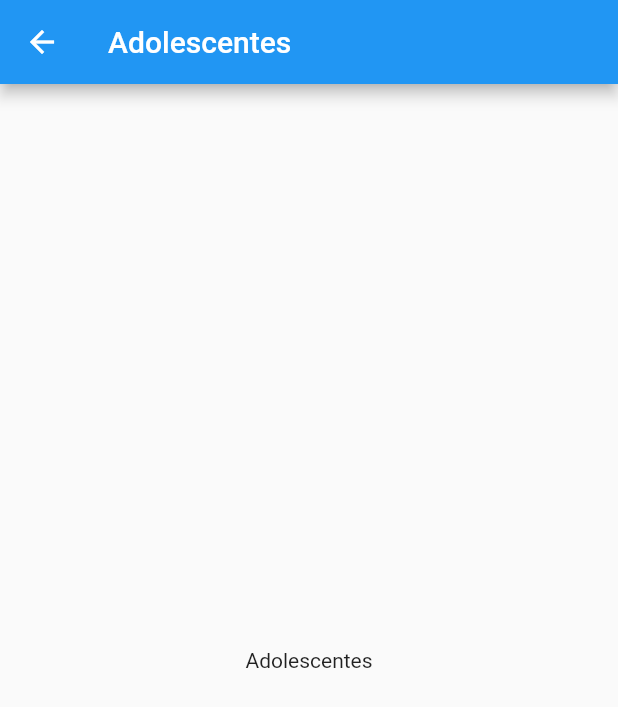
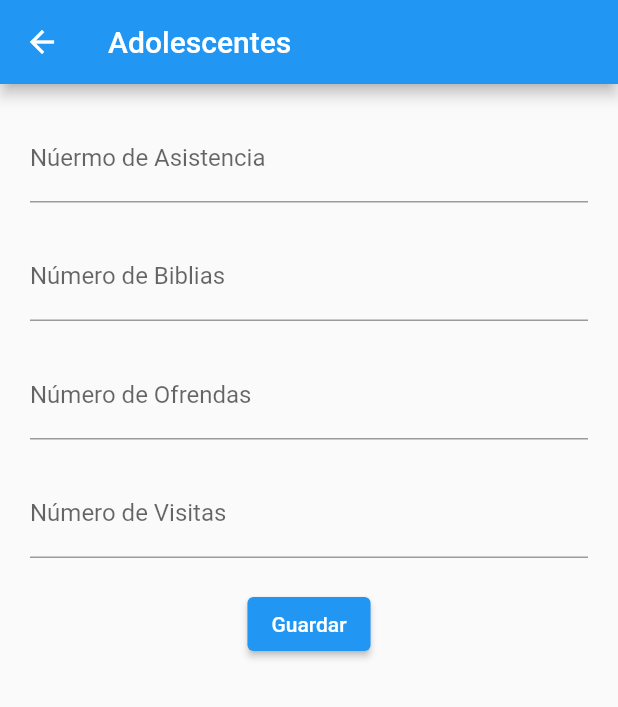
Before and after one commit to ArthourVaSa/App-Asistencia, a Flutter app: the HomePage screen opened by its route, after a tap on "Adolescentes", on a phone screen of 412 x 824 dp. Shown: the top 707 px of the screen. Run offline on Flutter 3.47's test engine with Material 2 defaults, Android fonts, the phone set to English and light mode, and no system bars; our stand-ins replace cloud_firestore, firebase_auth, firebase_core, get, shared_preferences; accounts and stored records are empty.

Commit message:
Primer Commit

```diff
--- a/lib/app/data/model/clases.dart
+++ b/lib/app/data/model/clases.dart
@@ -1,6 +1,6 @@
 class Clases {
   Clases({
-    required this.id,
+    required this.tipoClase,
     required this.asistencia,
     required this.biblias,
     required this.fecha,
@@ -8,7 +8,7 @@ class Clases {
     required this.visitas,
   });
 
-  final String id;
+  final String tipoClase;
   final String asistencia;
   final String biblias;
   final String fecha;
@@ -16,7 +16,7 @@ class Clases {
   final String visitas;
 
   factory Clases.fromJson(Map<String, dynamic> json) => Clases(
-        id: json["id"],
+        tipoClase: json["id"],
         asistencia: json["asistencia"],
         biblias: json["biblias"],
         fecha: json["fecha"],
@@ -25,7 +25,7 @@ class Clases {
       );
 
   Map<String, dynamic> toJson() => {
-        "id": id,
+        "tipoClase": tipoClase,
         "asistencia": asistencia,
         "biblias": biblias,
         "fecha": fecha,
--- a/lib/app/data/repository/firestore_repository.dart
+++ b/lib/app/data/repository/firestore_repository.dart
@@ -7,11 +7,20 @@ import '../model/clases.dart';
 class FirestoreRepository {
   final FirebaseFirestore firebaseFirestore = Get.find<FirebaseFirestore>();
 
-  Future<void> addClases(Clases clases, String clase) {
+  Future<DocumentReference> addClases(Clases clases, String clase) {
     return firebaseFirestore
         .collection(Constants.FIREBASE_COLECTION)
-        .doc(clase)
-        .collection(clase)
         .add(clases.toJson());
   }
+
+  Future<void> getClases(String clase) async {
+    var data = firebaseFirestore
+        .collection(Constants.FIREBASE_COLECTION)
+        .get()
+        .then((value) {
+      value.docs.forEach((element) {
+        print(element.data());
+      });
+    });
+  }
 }
--- a/lib/app/modules/home/home_page.dart
+++ b/lib/app/modules/home/home_page.dart
@@ -20,7 +20,7 @@ class HomePage extends StatelessWidget {
       ),
       body: SafeArea(
         child: Column(
-          crossAxisAlignment: CrossAxisAlignment.stretch,
+          crossAxisAlignment: CrossAxisAlignment.start,
           children: [
             ListView.builder(
               shrinkWrap: true,
--- a/lib/app/modules/llenado/llenado_controller.dart
+++ b/lib/app/modules/llenado/llenado_controller.dart
@@ -1,24 +1,45 @@
 import 'package:asistencia/app/data/model/clases.dart';
 import 'package:asistencia/app/data/repository/firestore_repository.dart';
+import 'package:flutter/material.dart';
 import 'package:get/get.dart';
+import 'package:intl/intl.dart';
 
 class LlenadoController extends GetxController {
   final FirestoreRepository firestoreRepository =
       Get.find<FirestoreRepository>();
 
-  Clases newClase = Clases(
-      id: 'Adolescentes',
-      asistencia: '20',
-      biblias: '18',
-      fecha: '22/12/2022',
-      ofrendas: '22.00',
-      visitas: '1');
+  final TextEditingController asistenciaController = TextEditingController();
+  final TextEditingController bibliasController = TextEditingController();
+  final TextEditingController ofrendasController = TextEditingController();
+  final TextEditingController visitasController = TextEditingController();
 
-  @override
-  void onInit() {
-    // TODO: implement onInit
-    firestoreRepository.addClases(newClase, Get.arguments);
+  String asistencia = "";
+  String biblias = "";
+  String ofrendas = "";
+  String visitas = "";
+  String fecha = "";
 
-    super.onInit();
+  void guardarDatos() async {
+    DateTime fechaConHora = DateTime.now();
+    fecha = DateFormat('dd-MM-yyyy').format(fechaConHora);
+
+    Clases newClase = Clases(
+        tipoClase: Get.arguments,
+        asistencia: asistencia,
+        biblias: biblias,
+        fecha: fecha,
+        ofrendas: ofrendas,
+        visitas: visitas);
+    await firestoreRepository.addClases(newClase, Get.arguments).then((value) {
+      print(value);
+      asistenciaController.clear();
+      bibliasController.clear();
+      ofrendasController.clear();
+      visitasController.clear();
+    });
+  }
+
+  void traerDatos() async {
+    await firestoreRepository.getClases(Get.arguments);
   }
 }
--- a/lib/app/modules/llenado/llenado_page.dart
+++ b/lib/app/modules/llenado/llenado_page.dart
@@ -9,13 +9,67 @@ class LlenadoPage extends StatelessWidget {
   Widget build(BuildContext context) {
     return GetBuilder<LlenadoController>(
       builder: (_) => Scaffold(
-        appBar: AppBar(
-          title: Text(Get.arguments),
-        ),
-        body: Center(
-          child: Text(Get.arguments),
-        ),
-      ),
+          appBar: AppBar(
+            title: Text(Get.arguments),
+          ),
+          body: Container(
+            width: double.infinity,
+            height: double.infinity,
+            color: Colors.transparent,
+            padding: const EdgeInsets.all(20),
+            child: Column(
+              children: [
+                TextField(
+                  controller: _.asistenciaController,
+                  keyboardType: TextInputType.text,
+                  onChanged: (value) => _.asistencia = value,
+                  decoration: const InputDecoration(
+                    labelText: 'Núermo de Asistencia',
+                  ),
+                ),
+                const SizedBox(
+                  height: 20.0,
+                ),
+                TextField(
+                  controller: _.bibliasController,
+                  keyboardType: TextInputType.text,
+                  onChanged: (value) => _.biblias = value,
+                  decoration: const InputDecoration(
+                    labelText: 'Número de Biblias',
+                  ),
+                ),
+                const SizedBox(
+                  height: 20.0,
+                ),
+                TextField(
+                  controller: _.ofrendasController,
+                  keyboardType: TextInputType.text,
+                  onChanged: (value) => _.ofrendas = value,
+                  decoration: const InputDecoration(
+                    labelText: 'Número de Ofrendas',
+                  ),
+                ),
+                const SizedBox(
+                  height: 20.0,
+                ),
+                TextField(
+                  controller: _.visitasController,
+                  keyboardType: TextInputType.text,
+                  onChanged: (value) => _.visitas = value,
+                  decoration: const InputDecoration(
+                    labelText: 'Número de Visitas',
+                  ),
+                ),
+                const SizedBox(
+                  height: 20.0,
+                ),
+                ElevatedButton(
+                  onPressed: _.traerDatos,
+                  child: const Text('Guardar'),
+                )
+              ],
+            ),
+          )),
     );
   }
 }
```
Also changed, not shown: 1 other file.
